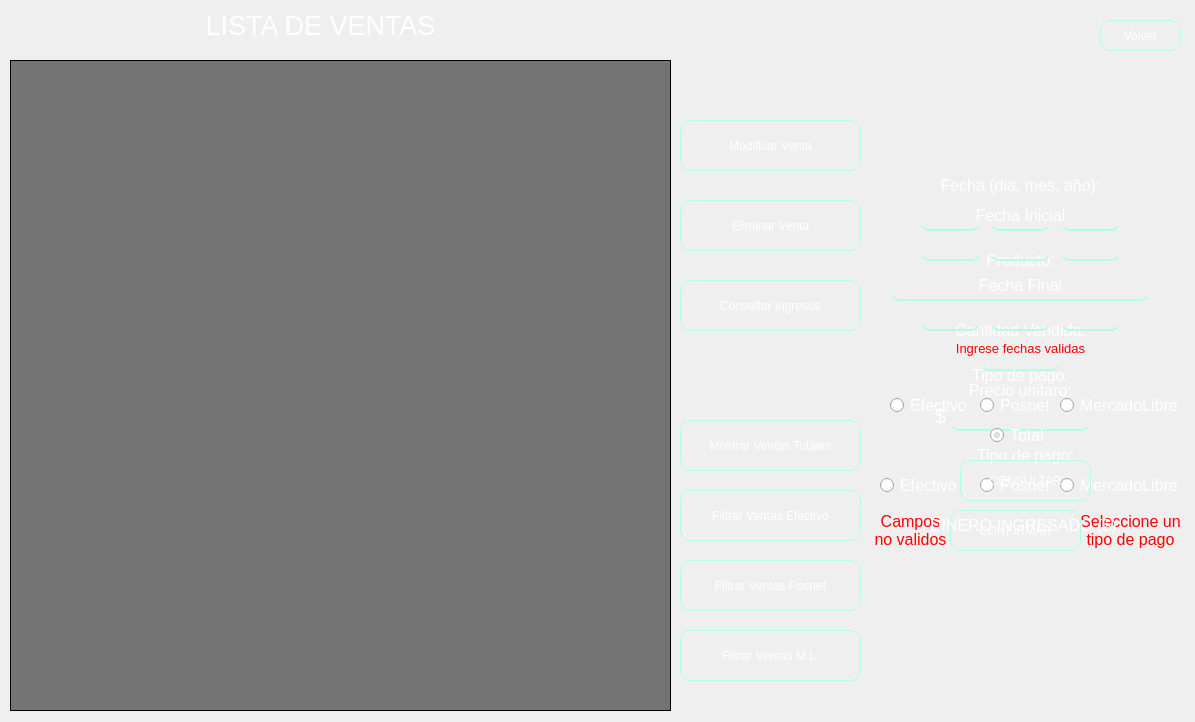
Before: the Qt Designer form ventanas/historial_ventas.ui in LautaroRomero21/Proyecto-CRUD-para-empresa-chica, drawn with Qt 5.
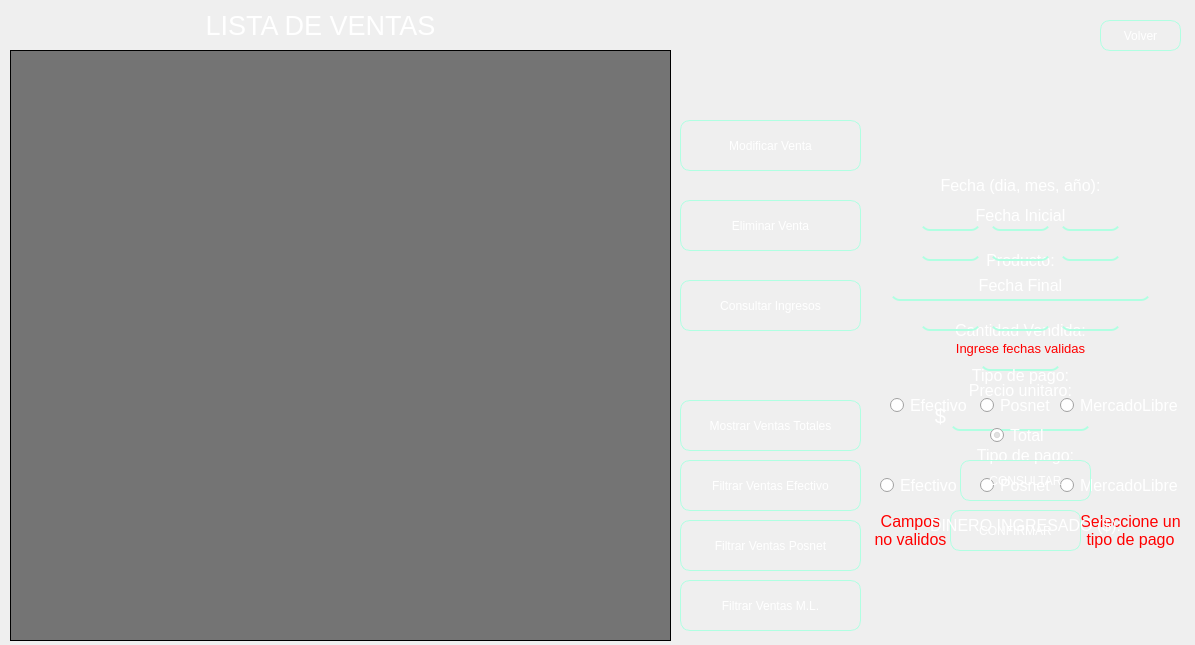
After: the same form once the commit is applied. Icons and pictures are not drawn.

The edit to the form file:
```diff
--- a/ventanas/historial_ventas.ui
+++ b/ventanas/historial_ventas.ui
@@ -7,19 +7,19 @@
     <x>0</x>
     <y>0</y>
     <width>1195</width>
-    <height>722</height>
+    <height>645</height>
    </rect>
   </property>
   <property name="minimumSize">
    <size>
     <width>1195</width>
-    <height>722</height>
+    <height>645</height>
    </size>
   </property>
   <property name="maximumSize">
    <size>
     <width>1195</width>
-    <height>722</height>
+    <height>645</height>
    </size>
   </property>
   <property name="windowTitle">
@@ -100,9 +100,9 @@
     <property name="geometry">
      <rect>
       <x>10</x>
-      <y>60</y>
+      <y>50</y>
       <width>661</width>
-      <height>651</height>
+      <height>591</height>
      </rect>
     </property>
     <property name="font">
@@ -118,7 +118,7 @@
     <property name="geometry">
      <rect>
       <x>680</x>
-      <y>560</y>
+      <y>520</y>
       <width>181</width>
       <height>51</height>
      </rect>
@@ -227,7 +227,7 @@
     <property name="geometry">
      <rect>
       <x>680</x>
-      <y>630</y>
+      <y>580</y>
       <width>181</width>
       <height>51</height>
      </rect>
@@ -279,7 +279,7 @@
     <property name="geometry">
      <rect>
       <x>680</x>
-      <y>420</y>
+      <y>400</y>
       <width>181</width>
       <height>51</height>
      </rect>
@@ -350,7 +350,7 @@
     <property name="geometry">
      <rect>
       <x>680</x>
-      <y>490</y>
+      <y>460</y>
       <width>181</width>
       <height>51</height>
      </rect>
```
